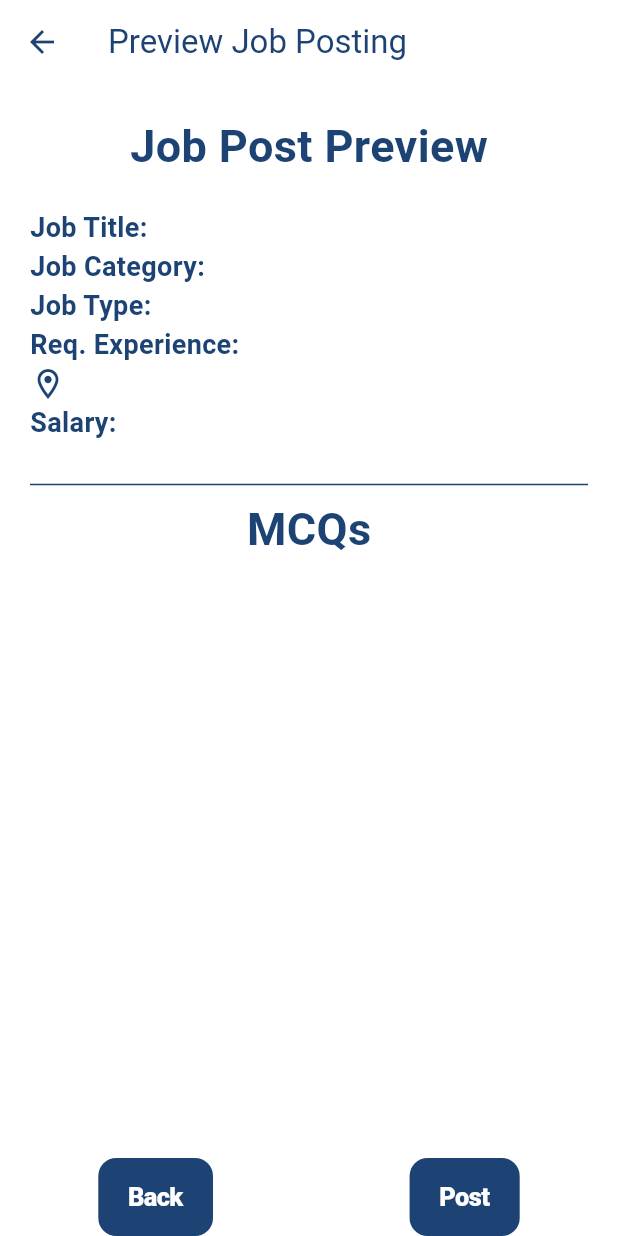
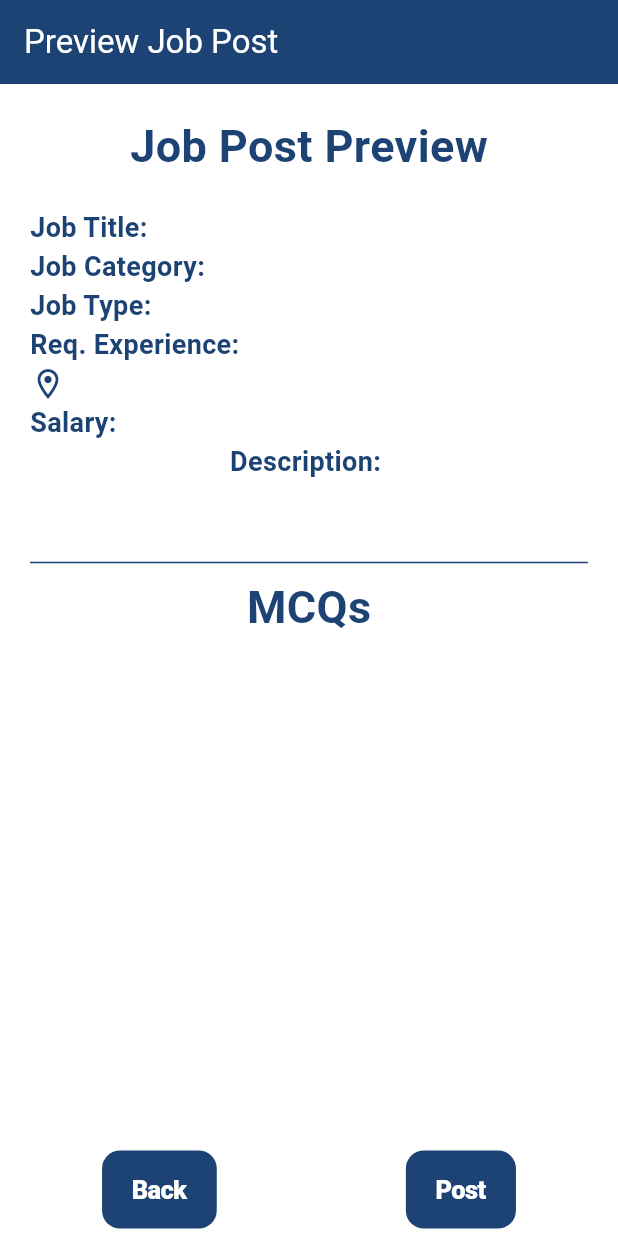
Before and after one commit to Saif334476/saat_recruitment, a Flutter app: the PreviewPage screen opened directly with empty values, on a phone screen of 412 x 824 dp. Run offline on Flutter 3.47's test engine with Material 3 defaults, Android fonts, the phone set to English and light mode, and no system bars; our stand-ins replace cloud_firestore, file_picker, firebase_auth, firebase_core, firebase_storage, gap and 5 more; missing offline and left inert: dart:ffi, email_otp, syncfusion_flutter_pdfviewer; accounts and stored records are empty.

Commit message:
fixed bugs job posting

```diff
--- a/lib/JobProvider Pages/JP Nav Bar/Nav Items/Ad Posting/ad_mcqs.dart
+++ b/lib/JobProvider Pages/JP Nav Bar/Nav Items/Ad Posting/ad_mcqs.dart
@@ -16,6 +16,7 @@ class CompanyMCQCreationScreen extends StatefulWidget {
   final String selectedCategory;
   final String jobTitle;
   final String? jobAdId;
+  final String description;
   const CompanyMCQCreationScreen(
       {super.key,
       required this.selectedOption,
@@ -27,7 +28,7 @@ class CompanyMCQCreationScreen extends StatefulWidget {
       required this.jobTitle,
       this.jobAdData,
       this.jobAdId,
-      required this.jobId});
+      required this.jobId, required  this.description});
 
   @override
   CompanyMCQCreationScreenState createState() =>
@@ -182,7 +183,7 @@ class CompanyMCQCreationScreenState extends State<CompanyMCQCreationScreen> {
                         mcq: mcqs,
                         postedBy: uid!,
                         postedAt: DateTime.now(),
-                        description: "");
+                        description:widget.description);
 
                     Navigator.push(
                         context,
--- a/lib/JobProvider Pages/JP Nav Bar/Nav Items/Ad Posting/ad_preview_page.dart
+++ b/lib/JobProvider Pages/JP Nav Bar/Nav Items/Ad Posting/ad_preview_page.dart
@@ -45,7 +45,9 @@ class _PreviewPageState extends State<PreviewPage> {
   Widget build(BuildContext context) {
     return Scaffold(
       appBar: AppBar(
-        title: const Text('Preview Job Posting'),
+        backgroundColor: const Color(0xff1C4374),
+        automaticallyImplyLeading: false,
+        title: const Text('Preview Job Post',style: TextStyle(color: Colors.white),),
       ),
       body: SingleChildScrollView(
         child: Padding(
@@ -147,6 +149,21 @@ class _PreviewPageState extends State<PreviewPage> {
                     ),
                   ],
                 ),
+                Column(
+                  children: [
+                    const Text(
+                      'Description: ',
+                      style:
+                      TextStyle(fontSize: 18, fontWeight: FontWeight.bold),textAlign: TextAlign.start,
+                    ),
+                    SizedBox(
+                      child: Text(
+                        widget.job.description,
+                        style: const TextStyle(fontSize: 18),
+                      ),
+                    ),
+                  ],
+                ),
               ]),
               const SizedBox(height: 20),
               const Divider(),
@@ -201,7 +218,9 @@ class _PreviewPageState extends State<PreviewPage> {
           ),
         ),
       ),
-      bottomNavigationBar: Row(
+      bottomNavigationBar: Padding(
+        padding: const EdgeInsets.all(5.0),
+        child: Row(
           mainAxisAlignment: MainAxisAlignment.spaceAround,
           children: [
             CupertinoButton(
@@ -243,6 +262,7 @@ class _PreviewPageState extends State<PreviewPage> {
             ),
           ],
         ),
+      ),
     );
   }
 }
--- a/lib/JobProvider Pages/JP Nav Bar/Nav Items/Job Ads Listing/list_job_ads.dart
+++ b/lib/JobProvider Pages/JP Nav Bar/Nav Items/Job Ads Listing/list_job_ads.dart
@@ -57,9 +57,7 @@ class JobAdsListViewState extends State<JobAdsListView> {
                             child: ListTile(
                               onLongPress: () async {
                                 final jobAdId = (jobAdDoc.id);
-                                final jobAdData =
-                                    jobAdDoc.data() as Map<String, dynamic>;
-
+                                final jobAdData = jobAdDoc.data() as Map<String, dynamic>;
                                 Navigator.push(
                                   context,
                                   MaterialPageRoute(
```
Also changed, not shown: lib/JobProvider Pages/JP Nav Bar/Nav Items/Ad Posting/new_ad_posting.dart (+8 -8 lines). Lines whose indentation alone changed are shown as unchanged.
